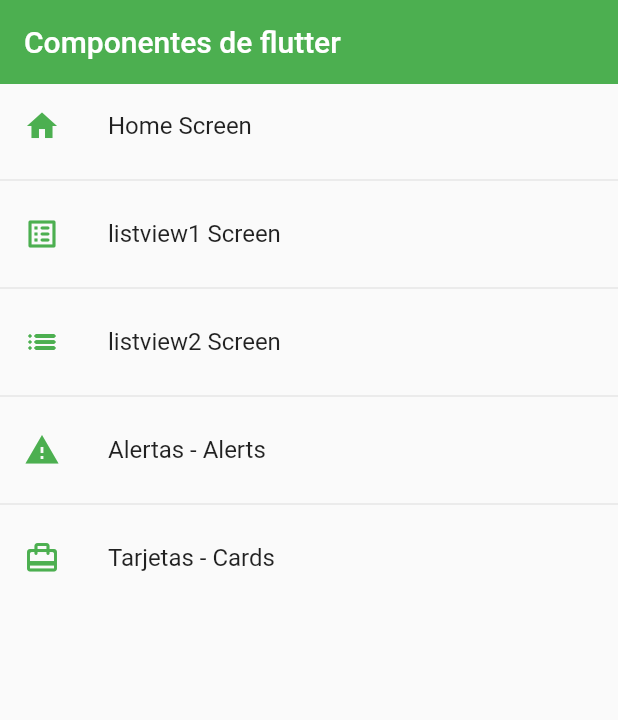
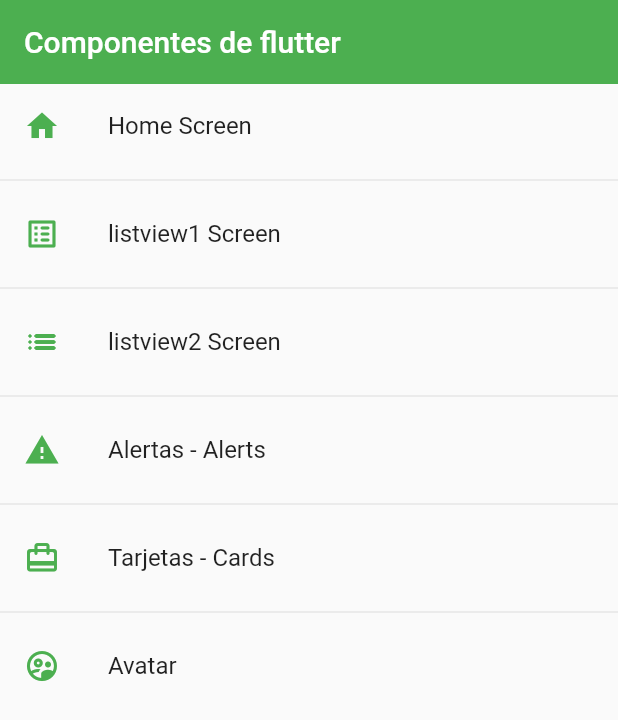
Before and after one commit to isamed92/flutter-components-practice, a Flutter app: the screen it shows after launch, on a phone screen of 412 x 824 dp. Shown: the top 720 px of the screen. Run offline on Flutter 3.47's test engine with Material 2 defaults, Android fonts, the phone set to English and light mode, and no system bars.

Commit message:
avatar - circleAvatar widget

```diff
--- a/lib/router/app_routes.dart
+++ b/lib/router/app_routes.dart
@@ -31,7 +31,12 @@ class AppRoutes {
         route: 'card',
         icon: Icons.card_travel_rounded,
         name: 'Tarjetas - Cards',
-        screen: const CardScreen())
+        screen: const CardScreen()),
+    MenuOption(
+        route: 'avatar',
+        icon: Icons.supervised_user_circle_outlined,
+        name: 'Avatar',
+        screen: const AvatarScreen()),
   ];
 
   static Map<String, Widget Function(BuildContext)> getAppRoutes() {
--- a/lib/screens/screens.dart
+++ b/lib/screens/screens.dart
@@ -1,3 +1,5 @@
+export 'package:components/screens/avatar_screen.dart';
+
 export 'package:components/screens/home_screen.dart';
 export './listview1_screen.dart';
 export './listview2_screen.dart';
```
Also changed, not shown: lib/screens/avatar_screen.dart (added, +30 -0 lines).
